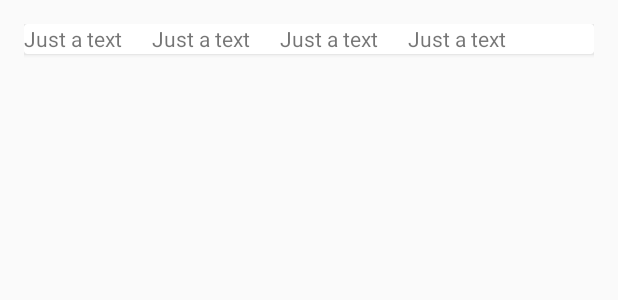
After one commit to jitzian/KrasamoTest, an Android app: the layout row_card_view.xml on its own in the app's theme, with its tools: preview values and no code run, on a phone screen of 412 x 824 dp. The commit adds this screen. Shown: the top 300 px of the screen. Run offline under Robolectric (Android 15) with nearby library versions, the phone set to English and light mode, and no system bars.

Commit message:
ks jc - Creation of a reusable CustomView for displaying the data that fetch from Remote API
Still need to work in look and feel and checking why bunddled images are not displayed

```diff
--- a/app/src/main/java/org/com/raian/krasamocodechallenge/view/activities/MainActivity.kt
+++ b/app/src/main/java/org/com/raian/krasamocodechallenge/view/activities/MainActivity.kt
@@ -1,10 +1,13 @@
 package org.com.raian.krasamocodechallenge.view.activities
 
+import android.arch.lifecycle.Observer
 import android.os.Bundle
+import android.support.v7.widget.RecyclerView
 import org.com.raian.krasamocodechallenge.R
 import java.util.logging.Logger
 
 class MainActivity : BaseActivity() {
+    private lateinit var mRecyclerView: RecyclerView
 
     init {
         TAG = MainActivity::class.java.simpleName
@@ -20,6 +23,9 @@ class MainActivity : BaseActivity() {
     override fun onResume() {
         super.onResume().also {
             viewModel.fetchStockResultsByCompany("FB")
+            viewModel.getDetailsOfCompany().observe(this, Observer { result ->
+                logger.severe("$TAG::$result")
+            })
         }
     }
 }
--- /dev/null
+++ b/app/src/main/java/org/com/raian/krasamocodechallenge/view/adapters/RVCustomAdapter.kt
@@ -0,0 +1 @@
+package org.com.raian.krasamocodechallenge.view.adapters
--- /dev/null
+++ b/app/src/main/java/org/com/raian/krasamocodechallenge/view/custom/layouts/LayoutIndicators.kt
@@ -0,0 +1,47 @@
+package org.com.raian.krasamocodechallenge.view.custom.layouts
+
+import android.content.Context
+import android.util.AttributeSet
+import android.view.LayoutInflater
+import android.widget.ImageView
+import android.widget.LinearLayout
+import android.widget.TextView
+import org.com.raian.krasamocodechallenge.R
+import java.util.logging.Logger
+
+class LayoutIndicators
+@JvmOverloads constructor(
+    context: Context,
+    attrs: AttributeSet? = null,
+    defStyleAttr: Int = 0
+) : LinearLayout(context, attrs, defStyleAttr) {
+
+    private val TAG = LayoutIndicators::class.java.simpleName
+    private val logger = Logger.getLogger(TAG)
+    private var mTextViewLabel: TextView
+    private var mImageViewIcon: ImageView
+
+    init {
+        LayoutInflater.from(context).inflate(R.layout.custom_text_display, this, true)
+        mTextViewLabel = findViewById(R.id.mTextViewLabel)
+        mImageViewIcon = findViewById(R.id.mImageViewIcon)
+    }
+
+    fun setText(text: String) {
+        mTextViewLabel.text = text
+    }
+
+    fun setImage(type: TypeOfData) {
+        when (type) {
+            TypeOfData.High -> {
+                mImageViewIcon.setImageDrawable(resources.getDrawable(R.drawable.up_arrow_icon))
+            }
+            TypeOfData.Low -> {
+                mImageViewIcon.setImageDrawable(resources.getDrawable(R.drawable.down_arrow_icon))
+            }
+
+            else -> logger.info("$TAG::setImage::No image to be displayed")
+        }
+    }
+
+}
--- /dev/null
+++ b/app/src/main/res/layout/custom_text_display.xml
@@ -0,0 +1,26 @@
+<?xml version="1.0" encoding="utf-8"?>
+<LinearLayout
+        xmlns:android="http://schemas.android.com/apk/res/android"
+        android:layout_width="match_parent"
+        android:layout_height="match_parent"
+        android:orientation="vertical">
+
+    <LinearLayout
+            android:layout_width="match_parent"
+            android:layout_height="wrap_content"
+            android:orientation="horizontal">
+
+        <TextView
+                android:layout_width="match_parent"
+                android:layout_height="wrap_content"
+                android:id="@+id/mTextViewLabel"
+                android:text="Just a text"/>
+
+        <ImageView
+                android:layout_width="20dp"
+                android:layout_height="20dp"
+                android:id="@+id/mImageViewIcon"/>
+
+    </LinearLayout>
+
+</LinearLayout>
--- /dev/null
+++ b/app/src/main/res/layout/row_card_view.xml
@@ -0,0 +1,41 @@
+<?xml version="1.0" encoding="utf-8"?>
+<LinearLayout
+        xmlns:android="http://schemas.android.com/apk/res/android"
+        android:layout_width="match_parent"
+        android:layout_height="match_parent"
+        android:padding="16dp">
+
+    <android.support.v7.widget.CardView
+            android:layout_width="match_parent"
+            android:layout_height="wrap_content"
+            android:id="@+id/mRowCardView">
+
+        <LinearLayout
+                android:layout_width="match_parent"
+                android:layout_height="wrap_content"
+                android:orientation="horizontal">
+
+            <org.com.raian.krasamocodechallenge.view.custom.layouts.LayoutIndicators
+                    android:layout_width="wrap_content"
+                    android:layout_height="wrap_content"
+                    android:id="@+id/mLayoutIndicatorSymbol"/>
+
+            <org.com.raian.krasamocodechallenge.view.custom.layouts.LayoutIndicators
+                    android:layout_width="wrap_content"
+                    android:layout_height="wrap_content"
+                    android:id="@+id/mLayoutIndicatorOpen"/>
+
+            <org.com.raian.krasamocodechallenge.view.custom.layouts.LayoutIndicators
+                    android:layout_width="wrap_content"
+                    android:layout_height="wrap_content"
+                    android:id="@+id/mLayoutIndicatorHigh"/>
+
+            <org.com.raian.krasamocodechallenge.view.custom.layouts.LayoutIndicators
+                    android:layout_width="wrap_content"
+                    android:layout_height="wrap_content"
+                    android:id="@+id/mLayoutIndicatorLow"/>
+
+        </LinearLayout>
+
+    </android.support.v7.widget.CardView>
+</LinearLayout>
```
Also changed, not shown: app/src/main/java/org/com/raian/krasamocodechallenge/view/custom/layouts/TypeOfData.kt (added, +8 -0 lines), app/src/main/res/layout/activity_main.xml (+7 -11 lines).
